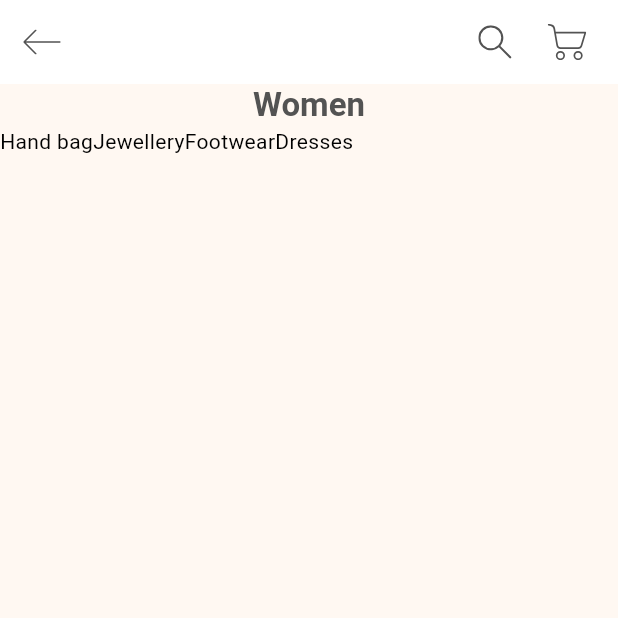
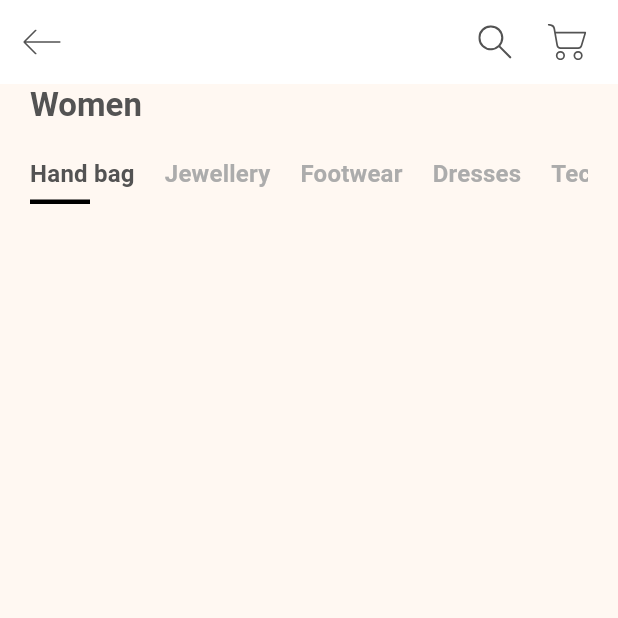
Before and after one commit to AbdelrhmanAmer/online_shop_app, a Flutter app: the screen it shows after launch, on a phone screen of 412 x 824 dp, the top half of it. Run offline on Flutter 3.47's test engine with Material 3 defaults, Android fonts, the phone set to English and light mode, and no system bars; our stand-ins replace carousel_slider, flutter_svg.

Commit message:
fix some Errors

```diff
--- a/lib/components/body.dart
+++ b/lib/components/body.dart
@@ -1,51 +1,79 @@
 import 'package:flutter/material.dart';
-import 'package:online_shop_app/constants.dart';
+import 'package:online_shop_app/models/product.dart';
+import 'categories.dart';
+import '../constants.dart';
 
 class Body extends StatelessWidget {
   const Body({super.key});
 
   @override
   Widget build(BuildContext context) {
-    return Column(
-      mainAxisAlignment: MainAxisAlignment.start,
-      children: [
-        Padding(
-          padding: const EdgeInsets.symmetric(horizontal: kDefaultPadding),
-          child: Text(
+    return Padding(
+      padding: const EdgeInsets.symmetric(horizontal: kDefaultPadding),
+      child: Column(
+        crossAxisAlignment: CrossAxisAlignment.start,
+        children: [
+          Text(
             "Women",
             style: Theme.of(context)
                 .textTheme
                 .titleLarge!
                 .copyWith(fontWeight: FontWeight.bold),
           ),
+          const Categories(),
+          // GridView.builder(
+          //     gridDelegate: const SliverGridDelegateWithFixedCrossAxisCount(
+          //         crossAxisCount: 2, childAspectRatio: .75),
+          //     itemCount: products.length,
+          //     itemBuilder: (ctx, index) {
+          //       return ItemCard(product: products[index], press: () {});
+          //     }),
+        ],
+      ),
+    );
+  }
+}
+
+class ItemCard extends StatelessWidget {
+  const ItemCard({
+    super.key,
+    this.product,
+    this.press,
+  });
+  final Product? product;
+  final Function? press;
+
+  @override
+  Widget build(BuildContext context) {
+    return Column(
+      mainAxisAlignment: MainAxisAlignment.spaceAround,
+      crossAxisAlignment: CrossAxisAlignment.start,
+      children: [
+        Container(
+          padding: const EdgeInsets.all(kDefaultPadding),
+          height: 180,
+          width: 170,
+          decoration: BoxDecoration(
+            borderRadius: BorderRadius.circular(16),
+            color: product?.color,
+          ),
+          child: Image.asset(product!.image),
         ),
-        const Categories()
+        Padding(
+          padding: const EdgeInsets.symmetric(vertical: kDefaultPadding / 4),
+          child: Text(
+            product!.title,
+            style: const TextStyle(color: kTextLightColor),
+          ),
+        ),
+        Text(
+          "\$${product?.price}",
+          style: Theme.of(context)
+              .textTheme
+              .titleSmall!
+              .copyWith(fontWeight: FontWeight.w900),
+        )
       ],
     );
   }
 }
-class Categories extends StatefulWidget {
-  const Categories({super.key});
-
-  @override
-  State<Categories> createState() => _CategoriesState();
-}
-
-class _CategoriesState extends State<Categories> {
-  List<String> categories = ["Hand bag", "Jewellery", "Footwear", "Dresses"];
-  // default
-  int selectedIndex = 0;
-
-  @override
-  Widget build(BuildContext context) {
-    return SizedBox(
-      height: 130,
-      child: ListView.builder(
-        scrollDirection: Axis.horizontal,
-        itemCount: categories.length,
-        itemBuilder: (ctx, index){
-        return Text(categories[index], style: TextStyle(color: Colors.black),);
-      }),
-    );
-  }
-}
--- /dev/null
+++ b/lib/components/categories.dart
@@ -0,0 +1,58 @@
+import 'package:flutter/material.dart';
+import '../constants.dart';
+
+class Categories extends StatefulWidget {
+  const Categories({super.key});
+
+  @override
+  State<Categories> createState() => _CategoriesState();
+}
+
+class _CategoriesState extends State<Categories> {
+  List<String> categories = ["Hand bag", "Jewellery", "Footwear", "Dresses", "Technology"];
+  // default
+  int selectedIndex = 0;
+
+  @override
+  Widget build(BuildContext context) {
+    return SizedBox(
+      height: 130,
+      child: ListView.builder(
+          scrollDirection: Axis.horizontal,
+          itemCount: categories.length,
+          itemBuilder: (ctx, index) => buildCategory(index, context)),
+    );
+  }
+
+  Widget buildCategory(int index, BuildContext context) {
+    return Padding(
+      padding: const EdgeInsets.only(right: kDefaultPadding, top: kDefaultPadding),
+      child: Column(
+        crossAxisAlignment: CrossAxisAlignment.start,
+        children: [
+          InkWell(
+            onTap: () {
+              setState(() {
+                selectedIndex = index;
+              });
+            },
+            hoverColor: null,
+            child: Text(
+              categories[index],
+              style: Theme.of(context).textTheme.titleMedium!.copyWith(
+                    fontWeight: FontWeight.bold,
+                    color:
+                        selectedIndex == index ? kTextColor : kTextLightColor,
+                  ),
+            ),
+          ),
+          Container(
+              margin: const EdgeInsets.only(top: kDefaultPadding / 4),
+              height: 3,
+              width: 40,
+              color: selectedIndex == index ? Colors.black : Colors.transparent)
+        ],
+      ),
+    );
+  }
+}
--- /dev/null
+++ b/lib/models/product.dart
@@ -0,0 +1,71 @@
+import 'package:flutter/material.dart';
+
+class Product {
+  final String image, title, description;
+  final int price, size, id;
+  final Color color;
+
+  Product(
+      {required this.image,
+      required this.title,
+      required this.description,
+      required this.price,
+      required this.size,
+      required this.id,
+      required this.color});
+}
+
+List<Product> products = [
+  Product(
+      id: 1,
+      title: "Office Code",
+      price: 234,
+      size: 12,
+      description: dummyText,
+      image: "assets/images/bag_1.png",
+      color: const Color(0xFF3D82AE)),
+  Product(
+      id: 2,
+      title: "Belt Bag",
+      price: 221,
+      size: 8,
+      description: dummyText,
+      image: "assets/images/bag_2.png",
+      color: const Color(0xFFD3A984)),
+  Product(
+      id: 3,
+      title: "Hang Top",
+      price: 354,
+      size: 10,
+      description: dummyText,
+      image: "assets/images/bag_3.png",
+      color: const Color(0xFF989493)),
+  Product(
+      id: 4,
+      title: "Old Fashion",
+      price: 566,
+      size: 11,
+      description: dummyText,
+      image: "assets/images/bag_4.png",
+      color: const Color(0xFFE6B398)),
+  Product(
+      id: 5,
+      title: "Office Code",
+      price: 451,
+      size: 12,
+      description: dummyText,
+      image: "assets/images/bag_5.png",
+      color: const Color(0xFFFB7883)),
+  Product(
+    id: 6,
+    title: "Office Code",
+    price: 414,
+    size: 12,
+    description: dummyText,
+    image: "assets/images/bag_6.png",
+    color: const Color(0xFFAEAEAE),
+  ),
+];
+
+String dummyText =
+    "Lorem Ipsum is simply dummy text of the printing and typesetting industry. Lorem Ipsum has been the industry's standard dummy text ever since. When an unknown printer took a galley.";
```
Also changed, not shown: lib/models/Product.dart (deleted, +0 -71 lines), 10 other files.
